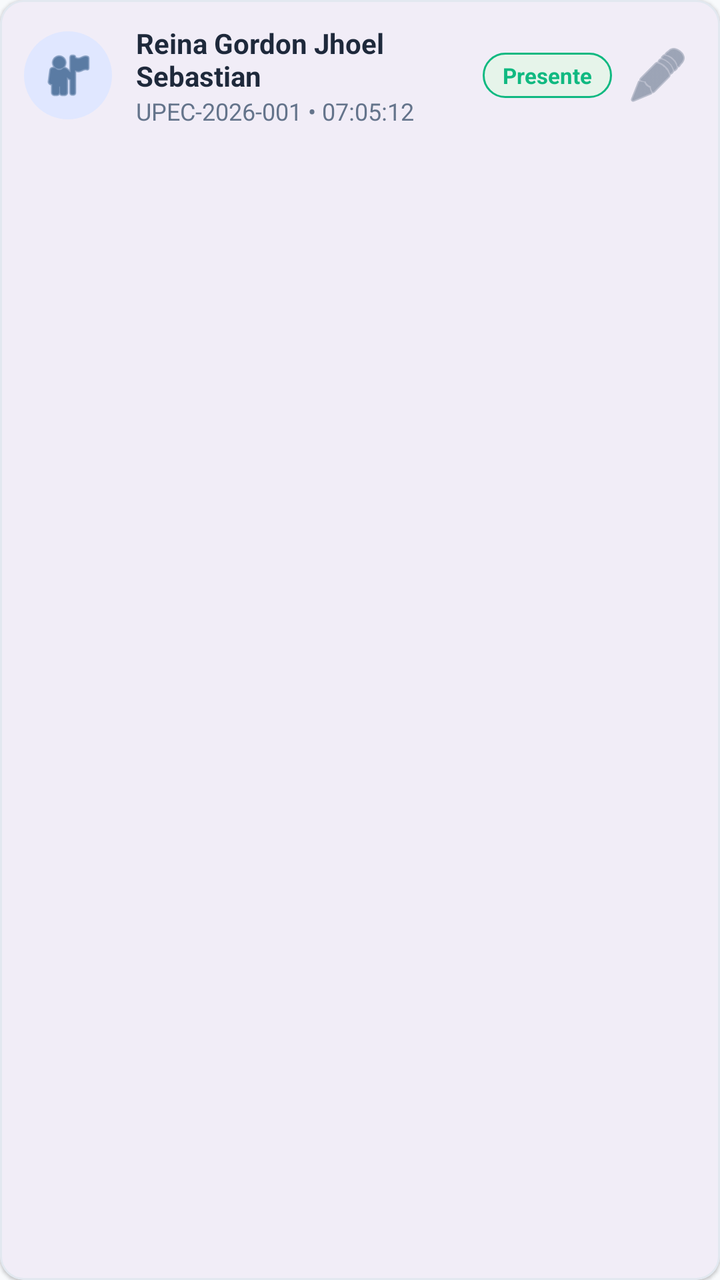
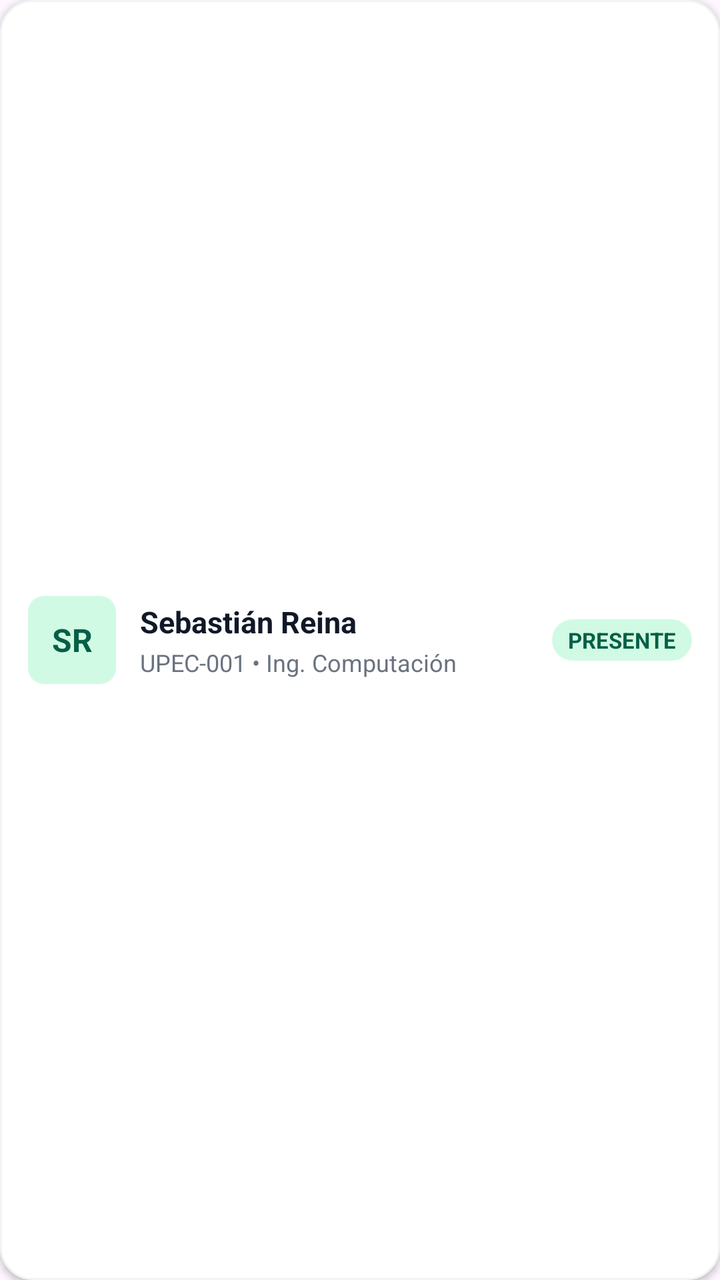

Screens rendered from an Android XML layout before and after an edit, with the pre-edit source and the edit as a unified diff.
<!-- AndroidManifest.xml: application theme Theme.BuhoPass -->
<!-- res/layout/item_estudiante.xml -->
<?xml version="1.0" encoding="utf-8"?>
<com.google.android.material.card.MaterialCardView 
    xmlns:android="http://schemas.android.com/apk/res/android"
    xmlns:app="http://schemas.android.com/apk/res-auto"
    android:layout_width="match_parent"
    android:layout_height="wrap_content"
    android:layout_marginVertical="5dp"
    app:cardCornerRadius="12dp"
    app:cardElevation="1dp"
    app:strokeColor="#E2E8F0"
    app:strokeWidth="1dp">

    <LinearLayout
        android:layout_width="match_parent"
        android:layout_height="wrap_content"
        android:orientation="horizontal"
        android:gravity="center_vertical"
        android:padding="12dp">

        <ImageView
            android:id="@+id/ivAvatar"
            android:layout_width="44dp"
            android:layout_height="44dp"
            android:src="@android:drawable/ic_menu_myplaces"
            app:tint="@color/upec_primary"
            android:background="@drawable/bg_circle_avatar"
            android:padding="8dp" />

        <LinearLayout
            android:layout_width="0dp"
            android:layout_height="wrap_content"
            android:layout_weight="1"
            android:layout_marginStart="12dp"
            android:orientation="vertical">

            <TextView
                android:id="@+id/tvNombre"
                android:layout_width="wrap_content"
                android:layout_height="wrap_content"
                android:text="Reina Gordon Jhoel Sebastian"
                android:textSize="14sp"
                android:textStyle="bold"
                android:textColor="@color/text_dark" />

            <TextView
                android:id="@+id/tvDetalle"
                android:layout_width="wrap_content"
                android:layout_height="wrap_content"
                android:text="UPEC-2026-001 • 07:05:12"
                android:textSize="12sp"
                android:textColor="@color/text_muted" />
        </LinearLayout>

        <TextView
            android:id="@+id/tvEstadoBadge"
            android:layout_width="wrap_content"
            android:layout_height="wrap_content"
            android:text="Presente"
            android:textStyle="bold"
            android:textSize="11sp"
            android:textColor="@color/present_green"
            android:background="@drawable/bg_badge_present"
            android:paddingHorizontal="10dp"
            android:paddingVertical="4dp" />

        <ImageButton
            android:id="@+id/btnToggleManual"
            android:layout_width="38dp"
            android:layout_height="38dp"
            android:background="?attr/selectableItemBackgroundBorderless"
            android:src="@android:drawable/ic_menu_edit"
            app:tint="@color/text_muted"
            android:contentDescription="Editar Asistencia"
            android:layout_marginStart="4dp" />
    </LinearLayout>
</com.google.android.material.card.MaterialCardView>
<!-- resources referenced by this layout -->
<resources>
  <color name="present_green">#10B981</color>
  <color name="text_dark">#1E293B</color>
  <color name="text_muted">#64748B</color>
  <color name="upec_primary">#003366</color>
  <!-- drawable bg_badge_present (drawable) -->
  <?xml version="1.0" encoding="utf-8"?>
  <shape xmlns:android="http://schemas.android.com/apk/res/android" android:shape="rectangle">
      <corners android:radius="20dp" />
      <solid android:color="#E6F4EA" />
      <stroke android:width="1dp" android:color="#10B981" />
  </shape>
  <!-- drawable bg_circle_avatar (drawable) -->
  <?xml version="1.0" encoding="utf-8"?>
  <shape xmlns:android="http://schemas.android.com/apk/res/android" android:shape="oval">
      <solid android:color="#E0E7FF" />
  </shape>
  <style name="Theme.BuhoPass" parent="Theme.Material3.DayNight.NoActionBar">
          <item name="colorPrimary">@color/upec_primary</item>
          <item name="colorSecondary">@color/upec_secondary</item>
          <item name="android:statusBarColor">@color/upec_primary</item>
          <item name="android:windowBackground">@color/bg_light</item>
      </style>
  <color name="upec_secondary">#0066CC</color>
  <color name="bg_light">#F8FAFC</color>
</resources>

<!-- the commit's change to res/layout/item_estudiante.xml (unified diff, before → after) -->
@@ -1,76 +1,65 @@
 <?xml version="1.0" encoding="utf-8"?>
-<com.google.android.material.card.MaterialCardView 
-    xmlns:android="http://schemas.android.com/apk/res/android"
-    xmlns:app="http://schemas.android.com/apk/res-auto"
+<LinearLayout xmlns:android="http://schemas.android.com/apk/res/android"
     android:layout_width="match_parent"
     android:layout_height="wrap_content"
-    android:layout_marginVertical="5dp"
-    app:cardCornerRadius="12dp"
-    app:cardElevation="1dp"
-    app:strokeColor="#E2E8F0"
-    app:strokeWidth="1dp">
+    android:layout_marginBottom="10dp"
+    android:background="@drawable/bg_card_white"
+    android:clickable="true"
+    android:elevation="2dp"
+    android:focusable="true"
+    android:foreground="?attr/selectableItemBackground"
+    android:gravity="center_vertical"
+    android:orientation="horizontal"
+    android:padding="14dp">
 
+    
+    <TextView
+        android:id="@+id/tvAvatarInitials"
+        android:layout_width="44dp"
+        android:layout_height="44dp"
+        android:background="@drawable/bg_icon_metric"
+        android:gravity="center"
+        android:text="SR"
+        android:textColor="@color/upec_green_badge_text"
+        android:textSize="16sp"
+        android:textStyle="bold" />
+
+    
     <LinearLayout
-        android:layout_width="match_parent"
+        android:layout_width="0dp"
         android:layout_height="wrap_content"
-        android:orientation="horizontal"
-        android:gravity="center_vertical"
-        android:padding="12dp">
-
-        <ImageView
-            android:id="@+id/ivAvatar"
-            android:layout_width="44dp"
-            android:layout_height="44dp"
-            android:src="@android:drawable/ic_menu_myplaces"
-            app:tint="@color/upec_primary"
-            android:background="@drawable/bg_circle_avatar"
-            android:padding="8dp" />
-
-        <LinearLayout
-            android:layout_width="0dp"
-            android:layout_height="wrap_content"
-            android:layout_weight="1"
-            android:layout_marginStart="12dp"
-            android:orientation="vertical">
-
-            <TextView
-                android:id="@+id/tvNombre"
-                android:layout_width="wrap_content"
-                android:layout_height="wrap_content"
-                android:text="Reina Gordon Jhoel Sebastian"
-                android:textSize="14sp"
-                android:textStyle="bold"
-                android:textColor="@color/text_dark" />
-
-            <TextView
-                android:id="@+id/tvDetalle"
-                android:layout_width="wrap_content"
-                android:layout_height="wrap_content"
-                android:text="UPEC-2026-001 • 07:05:12"
-                android:textSize="12sp"
-                android:textColor="@color/text_muted" />
-        </LinearLayout>
+        android:layout_marginStart="12dp"
+        android:layout_weight="1"
+        android:orientation="vertical">
 
         <TextView
-            android:id="@+id/tvEstadoBadge"
+            android:id="@+id/tvNombreEstudiante"
             android:layout_width="wrap_content"
             android:layout_height="wrap_content"
-            android:text="Presente"
-            android:textStyle="bold"
-            android:textSize="11sp"
-            android:textColor="@color/present_green"
-            android:background="@drawable/bg_badge_present"
-            android:paddingHorizontal="10dp"
-            android:paddingVertical="4dp" />
+            android:text="Sebastián Reina"
+            android:textColor="@color/text_dark"
+            android:textSize="15sp"
+            android:textStyle="bold" />
 
-        <ImageButton
-            android:id="@+id/btnToggleManual"
-            android:layout_width="38dp"
-            android:layout_height="38dp"
-            android:background="?attr/selectableItemBackgroundBorderless"
-            android:src="@android:drawable/ic_menu_edit"
-            app:tint="@color/text_muted"
-            android:contentDescription="Editar Asistencia"
-            android:layout_marginStart="4dp" />
+        <TextView
+            android:id="@+id/tvCodigoEstudiante"
+            android:layout_width="wrap_content"
+            android:layout_height="wrap_content"
+            android:layout_marginTop="2dp"
+            android:text="UPEC-001 • Ing. Computación"
+            android:textColor="@color/text_muted"
+            android:textSize="12sp" />
     </LinearLayout>
-</com.google.android.material.card.MaterialCardView>
+
+    
+    <TextView
+        android:id="@+id/tvEstadoAsistencia"
+        android:layout_width="wrap_content"
+        android:layout_height="wrap_content"
+        android:background="@drawable/bg_badge_tomada"
+        android:text="PRESENTE"
+        android:textColor="@color/upec_green_badge_text"
+        android:textSize="11sp"
+        android:textStyle="bold" />
+
+</LinearLayout>
<!-- resource entries referenced after the edit -->
@@ -1,28 +1,46 @@
 <!-- resources referenced by this layout -->
 <resources>
-  <color name="present_green">#10B981</color>
-  <color name="text_dark">#1E293B</color>
-  <color name="text_muted">#64748B</color>
-  <color name="upec_primary">#003366</color>
-  <!-- drawable bg_badge_present (drawable) -->
+  <color name="text_dark">#111827</color>
+  <color name="text_muted">#6B7280</color>
+  <color name="upec_green_badge_text">#065F46</color>
+  <!-- drawable bg_badge_tomada (drawable) -->
   <?xml version="1.0" encoding="utf-8"?>
-  <shape xmlns:android="http://schemas.android.com/apk/res/android" android:shape="rectangle">
-      <corners android:radius="20dp" />
-      <solid android:color="#E6F4EA" />
-      <stroke android:width="1dp" android:color="#10B981" />
+  <shape xmlns:android="http://schemas.android.com/apk/res/android"
+      android:shape="rectangle">
+      <solid android:color="#D1FAE5" />
+      <corners android:radius="12dp" />
+      <padding
+          android:left="8dp"
+          android:top="3dp"
+          android:right="8dp"
+          android:bottom="3dp" />
   </shape>
-  <!-- drawable bg_circle_avatar (drawable) -->
+  <!-- drawable bg_card_white (drawable) -->
   <?xml version="1.0" encoding="utf-8"?>
-  <shape xmlns:android="http://schemas.android.com/apk/res/android" android:shape="oval">
-      <solid android:color="#E0E7FF" />
+  <shape xmlns:android="http://schemas.android.com/apk/res/android"
+      android:shape="rectangle">
+      <solid android:color="#FFFFFF" />
+      <corners android:radius="16dp" />
+      <stroke
+          android:width="1dp"
+          android:color="#F3F4F6" />
+  </shape>
+  <!-- drawable bg_icon_metric (drawable) -->
+  <?xml version="1.0" encoding="utf-8"?>
+  <shape xmlns:android="http://schemas.android.com/apk/res/android"
+      android:shape="rectangle">
+      <solid android:color="#D1FAE5" />
+      <corners android:radius="8dp" />
   </shape>
   <style name="Theme.BuhoPass" parent="Theme.Material3.DayNight.NoActionBar">
-          <item name="colorPrimary">@color/upec_primary</item>
-          <item name="colorSecondary">@color/upec_secondary</item>
-          <item name="android:statusBarColor">@color/upec_primary</item>
-          <item name="android:windowBackground">@color/bg_light</item>
+          <item name="colorPrimary">@color/upec_green</item>
+          <item name="colorPrimaryVariant">@color/upec_green_dark</item>
+          <item name="colorSecondary">@color/upec_gold</item>
+          <item name="android:statusBarColor">@color/upec_green</item>
+          <item name="android:windowLightStatusBar" tools:targetApi="m">false</item>
       </style>
-  <color name="upec_secondary">#0066CC</color>
-  <color name="bg_light">#F8FAFC</color>
+  <color name="upec_green">#0A6B2D</color>
+  <color name="upec_green_dark">#064E20</color>
+  <color name="upec_gold">#E5A91E</color>
 </resources>
 
